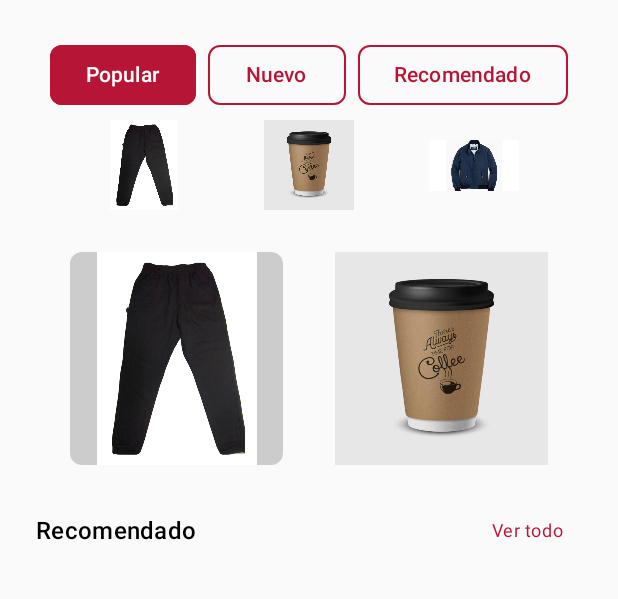
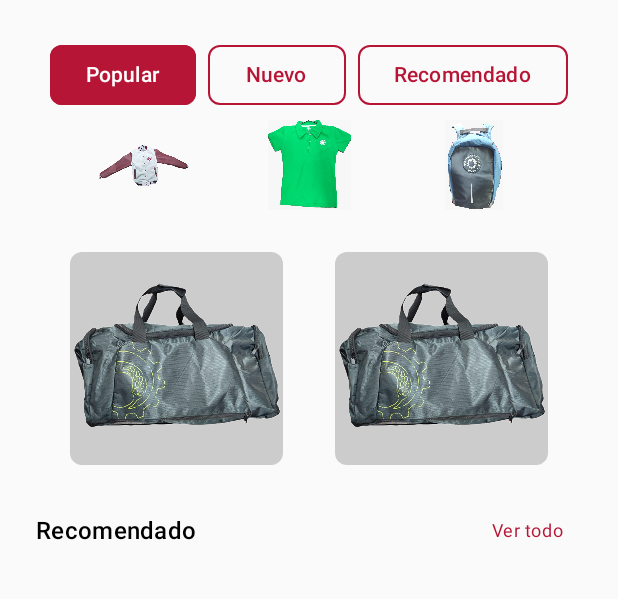
Before and after one commit to Cuzzmotion/Tienda_univalle_ARcore, an Android app built with Jetpack Compose: the HomeScreen screen opened through its navigation route, on a phone screen of 412 x 824 dp, the part 99-698 px from its top. Run offline under Robolectric (Android 15) with nearby library versions, the light colour scheme and no system bars; pictures from the network do not load; 2 statements that could not run were skipped.

Commit message:
Correcciones en Interfaz

```diff
--- a/app/src/main/java/com/example/boutique/MainActivity.kt
+++ b/app/src/main/java/com/example/boutique/MainActivity.kt
@@ -75,6 +75,7 @@ class MainActivity : ComponentActivity() {
     }
 }
 
+@OptIn(ExperimentalMaterial3Api::class)
 @Composable
 fun LoginScreen(navController: NavController) {
     var usuario by remember { mutableStateOf("") }
@@ -112,6 +113,11 @@ fun LoginScreen(navController: NavController) {
             keyboardOptions = KeyboardOptions(
                 keyboardType = KeyboardType.Text,
                 imeAction = ImeAction.Next
+            ),
+            colors = TextFieldDefaults.outlinedTextFieldColors(
+                focusedBorderColor = Color(183, 21, 54, 255),
+                focusedLabelColor = Color.Black,
+                cursorColor = Color(98, 95, 95, 230)
             )
         )
 
@@ -128,6 +134,11 @@ fun LoginScreen(navController: NavController) {
             keyboardOptions = KeyboardOptions(
                 keyboardType = KeyboardType.Password,
                 imeAction = ImeAction.Done
+            ),
+            colors = TextFieldDefaults.outlinedTextFieldColors(
+                focusedBorderColor = Color(183, 21, 54, 255),
+                focusedLabelColor = Color.Black,
+                cursorColor = Color(98, 95, 95, 230)
             )
         )
 
@@ -209,9 +220,10 @@ fun HomeScreen(navController: NavController) {
     }
 
     // Conjuntos de imágenes para cada opción
-    val popularImages = listOf(R.drawable.buzo, R.drawable.cafe)
-    val nuevoImages = listOf(R.drawable.chaqueta, R.drawable.canguro)
-    val recomendadoImages = listOf(R.drawable.canguro, R.drawable.buzo)
+    val popularImages = listOf(R.drawable.bolsouvalle, R.drawable.bolsouvalle)
+    val nuevoImages = listOf(R.drawable.chaquetauvalle, R.drawable.chaquetauvalle)
+    val recomendadoImages = listOf(R.drawable.chaquetatrans, R.drawable.chaquetatrans)
+
 
     // Elegir imágenes según la opción seleccionada
     val imagesToShow = when (selectedOption) {
@@ -299,17 +311,17 @@ fun HomeScreen(navController: NavController) {
             horizontalArrangement = Arrangement.SpaceEvenly
         ) {
             Image(
-                painter = painterResource(id = R.drawable.buzo),
+                painter = painterResource(id = R.drawable.chaquetatrans),
                 contentDescription = "Imagen Popular",
                 modifier = Modifier.size(60.dp)
             )
             Image(
-                painter = painterResource(id = R.drawable.cafe),
+                painter = painterResource(id = R.drawable.poloverde),
                 contentDescription = "Imagen Nuevo",
                 modifier = Modifier.size(60.dp)
             )
             Image(
-                painter = painterResource(id = R.drawable.chaqueta),
+                painter = painterResource(id = R.drawable.mochilaazul),
                 contentDescription = "Imagen Recomendado",
                 modifier = Modifier.size(60.dp)
             )
@@ -423,14 +435,7 @@ fun HomeScreen(navController: NavController) {
                         )
                     } ?: run {
                         // Si no se ha decodificado la imagen, muestra una imagen por defecto
-                            Image(
-                                painter = painterResource(id = R.drawable.buzo),
-                                contentDescription = product.name,
-                                modifier = Modifier
-                                    .size(80.dp)
-                                    .padding(4.dp)
-                                    .background(Color.White, MaterialTheme.shapes.small)
-                            )
+                        Text("Imagen...")
                     }
                 }
             }
```
Lines whose indentation alone changed are shown as unchanged.
